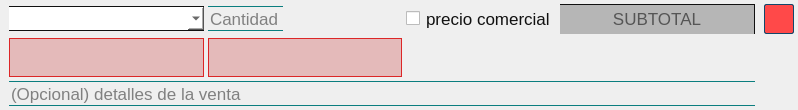
Old version of the form ui/listproduct.ui in the repository Bruno-Heit/programa-forrajeria.
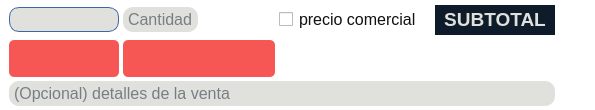
New version of the form. Icons and pictures are not drawn.

Commit message: REDESIGNED ui of ListWidgetItem

What changed in the file:
```diff
--- a/ui/listproduct.ui
+++ b/ui/listproduct.ui
@@ -6,19 +6,19 @@
    <rect>
     <x>0</x>
     <y>0</y>
-    <width>798</width>
+    <width>595</width>
     <height>110</height>
    </rect>
   </property>
   <property name="sizePolicy">
-   <sizepolicy hsizetype="Preferred" vsizetype="Preferred">
+   <sizepolicy hsizetype="MinimumExpanding" vsizetype="Preferred">
     <horstretch>0</horstretch>
     <verstretch>0</verstretch>
    </sizepolicy>
   </property>
   <property name="minimumSize">
    <size>
-    <width>580</width>
+    <width>595</width>
     <height>110</height>
    </size>
   </property>
@@ -26,8 +26,13 @@
    <string notr="true">* {
 	color: #111;
 	border-color: #0b7e7f;
-	font-family: &quot;Tahoma&quot;, &quot;Verdana&quot;, &quot;Sans-Serif&quot;;
-	font-size: 17px;
+	font-family: &quot;Verdana&quot;, &quot;Sans-Serif&quot;;
+	font-size: 16px;
+}
+
+
+#listProduct {
+	background-color: #fff;
 }
 
 
@@ -35,46 +40,51 @@
 	background-color: #fff;
 }
 
-QFrame, QWidget {
-	border: none;
-}
 
+/* labels */
+QLabel {
+	padding-right: 2px;
+	padding-left: 2px;
+}
 
 #label_nameFeedback, 
 #label_quantityFeedback {
-	font-size: 15px;
-	color: #dc2627;
-	border: 1px solid #dc2627;
-	background-color: rgba(224,164,164,0.7);
+	background-color: #F65755;
+	color: #fff;
+	border-radius: 5px;
 }
 
+#label_subtotal {
+	font-size: 19px;
+	font-weight: 900;
+	background-color: #0d1b2a;
+	color: #e0e1dd;
+}
 
+
+/* lineedits */
 QLineEdit {
-	background-color: rgba(241, 241, 241, 0.4);
+	background-color: #e0e1dd;
+	color: #0d1b2a;
 	border: none;
-	border-top: 1px solid;
-	border-bottom: 1px solid;
-	border-color: #0b7e7f;
+	border-radius: 10px;
+	padding-left: 3px;
+	padding-right: 3px;
 }
-QLineEdit:focus,
-QComboBox:focus,
-QCheckBox:focus {
-	background-color: rgba(197, 255, 252, 150);
-	border: 1px solid;
-	border-color: #0b7e7f;
-	font-size: 18px;
+QLineEdit:focus {
+	background-color: #3b66ab;
+	color: #fff;
 }
 QLineEdit:disabled {
-	background-color: #bbb;
-	color: #555;
+	background-color: #e0e1dd;
+	color: #0d1b2a;
 }
 
 
+/* pushbuttons */
 QPushButton {
-	background-color: #ff4949;
-	margin-left: 5px;
-	border: 1px solid #12476a;
-	border-radius: 2px;
+	background-color: #fff;
+	border-radius: 4px;
 }
 QPushButton:hover,
 QPushButton:pressed {
@@ -84,25 +94,45 @@
 	border-color: rgb(231, 66, 66);
 }
 
-
+/* comboboxes */
 QComboBox {
-	background-color: rgb(255,255,255);
-	color: #111;
-	border: none;
-	border-top: 1px solid;
-	border-bottom: 1px solid;
-	border-color: #111;
+	background-color: #e0e1dd;
+	color: #0d1b2a;
+	border: 1px solid #3b66ab;
+	border-radius: 10px;
+	padding-left: 2px 0;
 }
 QComboBox:on {
-	background-color: rgb(197, 255, 252);
-	border: 1px solid;
-	border-color: rgb(11, 126, 127);
-	padding-top: 2px;
+	background-color: #3b66ab;
+	color: #fff;
+	border: none;
+	padding-top: 3px;
 	padding-left: 4px;
 }
-QComboBox QAbstractItemView {
-	background-color: rgba(170, 255, 127, 100);
-	selection-background-color: #38a3a5;
+QComboBox::drop-down {
+	subcontrol-origin: padding;
+	subcontrol-position: top right;
+	width: 20px;
+	padding-right: 3px;
+	border-left: none;
+	border-top-right-radius: 5px;
+	border-bottom-right-radius: 5px;
+}
+QComboBox::down-arrow:on {
+    top: 1px;
+    left: 1px;
+}
+QComboBox::down-arrow {
+	image: url(':/icons/chevron-down.svg');
+}
+QComboBox QAbstractItemView{
+	background-color: #778da9;
+	color: #fff;
+	selection-background-color: #3b66ab;
+}
+QComboBox:disabled {
+	background-color: rgb(103, 115, 122);
+	color: #999;
 }</string>
   </property>
   <layout class="QGridLayout" name="gridLayout" columnstretch="2,2,2,2,0" columnminimumwidth="0,0,0,0,0">
@@ -124,7 +154,7 @@
    <item row="0" column="0">
     <widget class="QComboBox" name="comboBox_productName">
      <property name="sizePolicy">
-      <sizepolicy hsizetype="Preferred" vsizetype="Fixed">
+      <sizepolicy hsizetype="MinimumExpanding" vsizetype="Fixed">
        <horstretch>0</horstretch>
        <verstretch>0</verstretch>
       </sizepolicy>
@@ -137,7 +167,7 @@
      </property>
      <property name="maximumSize">
       <size>
-       <width>350</width>
+       <width>16777215</width>
        <height>25</height>
       </size>
      </property>
@@ -164,7 +194,7 @@
    <item row="0" column="1">
     <widget class="QFrame" name="frame_productQuantity">
      <property name="sizePolicy">
-      <sizepolicy hsizetype="Preferred" vsizetype="Preferred">
+      <sizepolicy hsizetype="MinimumExpanding" vsizetype="Preferred">
        <horstretch>0</horstretch>
        <verstretch>0</verstretch>
       </sizepolicy>
@@ -177,7 +207,7 @@
      </property>
      <property name="maximumSize">
       <size>
-       <width>450</width>
+       <width>16777215</width>
        <height>16777215</height>
       </size>
      </property>
@@ -209,7 +239,7 @@
       <item>
        <widget class="QLineEdit" name="lineEdit_productQuantity">
         <property name="sizePolicy">
-         <sizepolicy hsizetype="Preferred" vsizetype="Fixed">
+         <sizepolicy hsizetype="MinimumExpanding" vsizetype="Fixed">
           <horstretch>0</horstretch>
           <verstretch>0</verstretch>
          </sizepolicy>
@@ -222,7 +252,7 @@
         </property>
         <property name="maximumSize">
          <size>
-          <width>120</width>
+          <width>16777215</width>
           <height>16777215</height>
          </size>
         </property>
@@ -240,7 +270,7 @@
       <item>
        <widget class="QLabel" name="label_productMeasurementUnit">
         <property name="sizePolicy">
-         <sizepolicy hsizetype="Preferred" vsizetype="Fixed">
+         <sizepolicy hsizetype="MinimumExpanding" vsizetype="Fixed">
           <horstretch>0</horstretch>
           <verstretch>0</verstretch>
          </sizepolicy>
@@ -264,7 +294,7 @@
          <enum>Qt::TextFormat::PlainText</enum>
         </property>
         <property name="wordWrap">
-         <bool>false</bool>
+         <bool>true</bool>
         </property>
         <property name="textInteractionFlags">
          <set>Qt::TextInteractionFlag::NoTextInteraction</set>
@@ -277,20 +307,20 @@
    <item row="0" column="2">
     <widget class="QCheckBox" name="checkBox_comercialPrice">
      <property name="sizePolicy">
-      <sizepolicy hsizetype="Preferred" vsizetype="Fixed">
+      <sizepolicy hsizetype="MinimumExpanding" vsizetype="Fixed">
        <horstretch>0</horstretch>
        <verstretch>0</verstretch>
       </sizepolicy>
      </property>
      <property name="minimumSize">
       <size>
-       <width>145</width>
+       <width>160</width>
        <height>25</height>
       </size>
      </property>
      <property name="maximumSize">
       <size>
-       <width>150</width>
+       <width>16777215</width>
        <height>25</height>
       </size>
      </property>
@@ -308,7 +338,7 @@
    <item row="0" column="3">
     <widget class="QLabel" name="label_subtotal">
      <property name="sizePolicy">
-      <sizepolicy hsizetype="Preferred" vsizetype="Fixed">
+      <sizepolicy hsizetype="MinimumExpanding" vsizetype="Fixed">
        <horstretch>0</horstretch>
        <verstretch>0</verstretch>
       </sizepolicy>
@@ -321,16 +351,10 @@
      </property>
      <property name="maximumSize">
       <size>
-       <width>350</width>
+       <width>16777215</width>
        <height>30</height>
       </size>
      </property>
-     <property name="styleSheet">
-      <string notr="true">background-color: #b6b6b6;
-color: #555;
-border-top: 1px solid #111;
-border-right: 1px solid #111;</string>
-     </property>
      <property name="text">
       <string notr="true">SUBTOTAL</string>
      </property>
@@ -352,14 +376,14 @@
      </property>
      <property name="minimumSize">
       <size>
-       <width>30</width>
-       <height>30</height>
+       <width>32</width>
+       <height>32</height>
       </size>
      </property>
      <property name="maximumSize">
       <size>
-       <width>35</width>
-       <height>30</height>
+       <width>32</width>
+       <height>32</height>
       </size>
      </property>
      <property name="toolTip">
@@ -370,8 +394,8 @@
      </property>
      <property name="iconSize">
       <size>
-       <width>28</width>
-       <height>28</height>
+       <width>32</width>
+       <height>32</height>
       </size>
      </property>
      <property name="shortcut">
@@ -382,7 +406,7 @@
    <item row="1" column="0">
     <widget class="QLabel" name="label_nameFeedback">
      <property name="sizePolicy">
-      <sizepolicy hsizetype="Preferred" vsizetype="Preferred">
+      <sizepolicy hsizetype="MinimumExpanding" vsizetype="Preferred">
        <horstretch>0</horstretch>
        <verstretch>0</verstretch>
       </sizepolicy>
@@ -395,7 +419,7 @@
      </property>
      <property name="maximumSize">
       <size>
-       <width>350</width>
+       <width>16777215</width>
        <height>16777215</height>
       </size>
      </property>
@@ -419,7 +443,7 @@
    <item row="1" column="1">
     <widget class="QLabel" name="label_quantityFeedback">
      <property name="sizePolicy">
-      <sizepolicy hsizetype="Preferred" vsizetype="Preferred">
+      <sizepolicy hsizetype="MinimumExpanding" vsizetype="Preferred">
        <horstretch>0</horstretch>
        <verstretch>0</verstretch>
       </sizepolicy>
@@ -432,7 +456,7 @@
      </property>
      <property name="maximumSize">
       <size>
-       <width>450</width>
+       <width>16777215</width>
        <height>16777215</height>
       </size>
      </property>
@@ -456,7 +480,7 @@
    <item row="2" column="0" colspan="4">
     <widget class="QLineEdit" name="lineEdit_saleDetail">
      <property name="sizePolicy">
-      <sizepolicy hsizetype="Preferred" vsizetype="Fixed">
+      <sizepolicy hsizetype="MinimumExpanding" vsizetype="Fixed">
        <horstretch>0</horstretch>
        <verstretch>0</verstretch>
       </sizepolicy>
```
Left out of the diff: 10 changed lines with no effect on the pictures. The commit also changes 6 other files.
